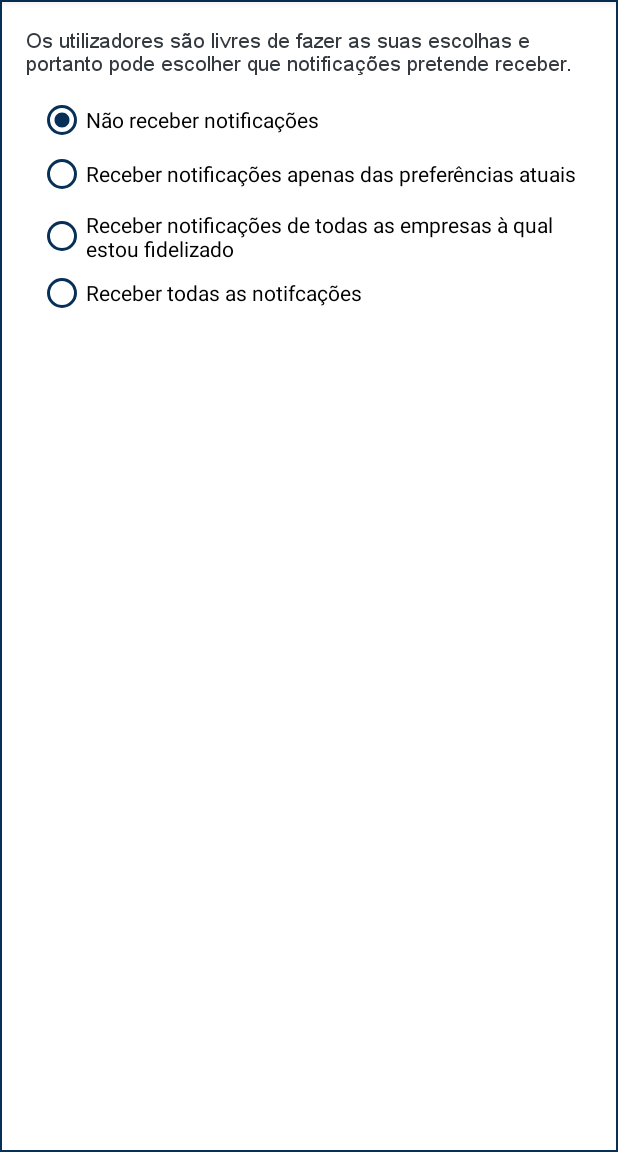
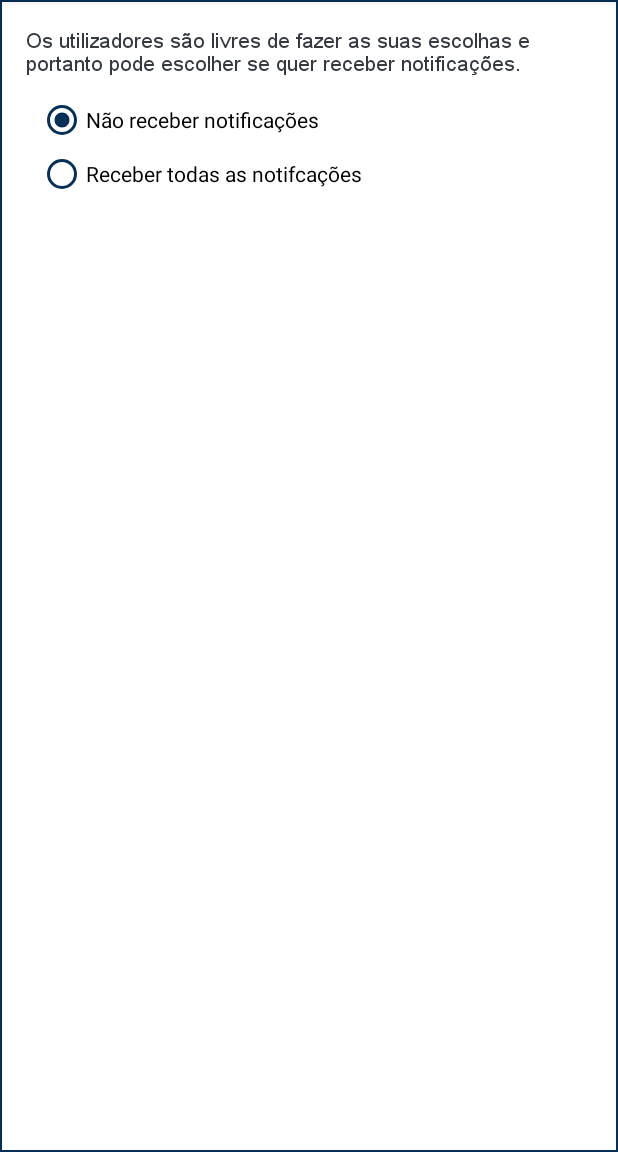
Before and after one commit to diogofalken/MyCards-Mobile, an Android app: the fragment Fragment_registo_notificacoes shown on its own in the app's theme, on a phone screen of 412 x 824 dp, the part 84-1236 px from its top. Run offline under Robolectric (Android 15) with nearby library versions, the phone set to English and light mode, and no system bars; network calls fail.

Commit message:
notificacoes

```diff
--- a/app/src/main/java/com/example/pint_mobile/Activity_login.java
+++ b/app/src/main/java/com/example/pint_mobile/Activity_login.java
@@ -1,11 +1,15 @@
 package com.example.pint_mobile;
 
+import android.app.Notification;
+import android.app.NotificationManager;
+import android.app.PendingIntent;
 import android.content.Context;
 import android.content.Intent;
 import android.content.SharedPreferences;
 import android.graphics.drawable.Drawable;
 import android.net.ConnectivityManager;
 import android.net.NetworkInfo;
+import android.support.v4.app.NotificationCompat;
 import android.support.v4.content.ContextCompat;
 import android.support.v7.app.AppCompatActivity;
 import android.os.Bundle;
@@ -241,4 +245,5 @@ public class Activity_login extends AppCompatActivity {
         RequestQueue requestQueue = Volley.newRequestQueue(this);
         requestQueue.add(postRequest);
     }
+
 }
--- a/app/src/main/java/com/example/pint_mobile/Fragment_registo_notificacoes.java
+++ b/app/src/main/java/com/example/pint_mobile/Fragment_registo_notificacoes.java
@@ -18,7 +18,7 @@ public class Fragment_registo_notificacoes extends Fragment {
     SharedPreferences.Editor editor;
 
     private RadioGroup rg;
-    private RadioButton rb, rb0, rb1, rb2, rb3;
+    private RadioButton rb, rb0, rb3;
     private String not;
 
     @Nullable
@@ -29,26 +29,12 @@ public class Fragment_registo_notificacoes extends Fragment {
 
         rg = view.findViewById(R.id.rg);
         rb0 = view.findViewById(R.id.not0);
-        rb1 = view.findViewById(R.id.not1);
-        rb2 = view.findViewById(R.id.not2);
         rb3 = view.findViewById(R.id.not3);
 
         sharedPreferences = getContext().getSharedPreferences(Activity_registo.PREFERENCES_REGISTO, Context.MODE_PRIVATE);
         editor = sharedPreferences.edit();
 
         rb0.setOnClickListener(new View.OnClickListener() {
-            public void onClick(View v) {
-                saveInfSharedNotificacoes(view);
-            }
-        });
-
-        rb1.setOnClickListener(new View.OnClickListener() {
-            public void onClick(View v) {
-                saveInfSharedNotificacoes(view);
-            }
-        });
-
-        rb2.setOnClickListener(new View.OnClickListener() {
             public void onClick(View v) {
                 saveInfSharedNotificacoes(view);
             }
@@ -77,10 +63,6 @@ public class Fragment_registo_notificacoes extends Fragment {
         String notific = sharedPreferences.getString("notificacoes", "");
         if(notific.equals("0")){
             rg.check(R.id.not0);
-        } else if(notific.equals("1")){
-            rg.check(R.id.not1);
-        } else if(notific.equals("2")){
-            rg.check(R.id.not2);
         } else if(notific.equals("3")){
             rg.check(R.id.not3);
         }
--- a/app/src/main/res/layout/activity_listar_empresas.xml
+++ b/app/src/main/res/layout/activity_listar_empresas.xml
@@ -80,7 +80,6 @@
         android:id="@+id/lista_descontos"
         android:layout_width="0dp"
         android:layout_height="0dp"
-        android:layout_marginTop="8dp"
         app:layout_constraintBottom_toBottomOf="parent"
         app:layout_constraintEnd_toEndOf="parent"
         app:layout_constraintHorizontal_bias="0.0"
--- a/app/src/main/res/layout/fragment_registo_notificacoes.xml
+++ b/app/src/main/res/layout/fragment_registo_notificacoes.xml
@@ -54,27 +54,10 @@
                     android:layout_width="wrap_content"
                     android:layout_height="wrap_content"
                     android:layout_marginTop="4dp"
+                    android:checked="true"
                     android:buttonTint="@color/corBaseAzul"
                     android:contentDescription="0"
                     android:text="Não receber notificações" />
-
-                <RadioButton
-                    android:id="@+id/not1"
-                    android:layout_width="wrap_content"
-                    android:layout_height="wrap_content"
-                    android:layout_marginTop="4dp"
-                    android:buttonTint="@color/corBaseAzul"
-                    android:contentDescription="1"
-                    android:text="Receber notificações apenas das preferências atuais" />
-
-                <RadioButton
-                    android:id="@+id/not2"
-                    android:layout_width="wrap_content"
-                    android:layout_height="wrap_content"
-                    android:layout_marginTop="8dp"
-                    android:buttonTint="@color/corBaseAzul"
-                    android:contentDescription="2"
-                    android:text="Receber notificações de todas as empresas à qual estou fidelizado" />
 
                 <RadioButton
                     android:id="@+id/not3"
--- a/app/src/main/res/values/strings.xml
+++ b/app/src/main/res/values/strings.xml
@@ -5,7 +5,7 @@
     <string name="nav_person">Person</string>
     <string name="text_register_preferencias1">As preferências do cliente ajudam-nos a escolher as melhores ofertas para si, assim irá encontrar mais rápido o que procura.</string>
     <string name="text_register_preferencias2">Escolha as suas:</string>
-    <string name="text_register_notificacoes">Os utilizadores são livres de fazer as suas escolhas e portanto pode escolher que notificações pretende receber.</string>
+    <string name="text_register_notificacoes">Os utilizadores são livres de fazer as suas escolhas e portanto pode escolher se quer receber notificações.</string>
     <string name="navigation_drawer_open">Abrir navigation drawer</string>
     <string name="navigation_drawer_close">Fechar navigation drawer</string>
 </resources>
```
Also changed, not shown: app/src/main/java/com/example/pint_mobile/Activity_feed.java (+63 -1 lines), app/src/main/java/com/example/pint_mobile/Fragment_profile_menu_notificacoes.java (+0 -12 lines), app/src/main/res/layout/fragment_menu_profile_notificacoes.xml (+1 -17 lines).
